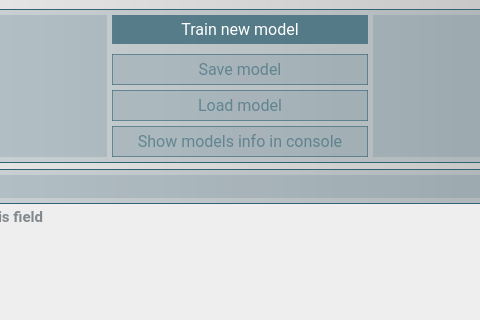
Qt form INF/GUI/UI/window.ui (Spike2250/check_fake_news) before a commit; both pictures show x 165 to 645 and y 0 to 320 of the 810 by 600 pixel window.
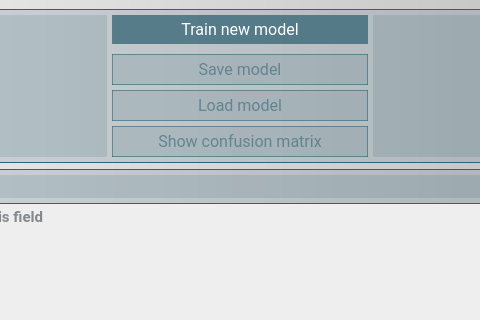
The same form after that commit.

Commit message:
add show model info
add confusion matrix, add little random to create model, write README

Diff of the .ui file:
```diff
--- a/INF/GUI/UI/window.ui
+++ b/INF/GUI/UI/window.ui
@@ -176,7 +176,7 @@
 }</string>
          </property>
          <property name="text">
-          <string>Show models info in console</string>
+          <string>Show confusion matrix</string>
          </property>
         </widget>
        </item>
```
The commit also changes 7 other files.
